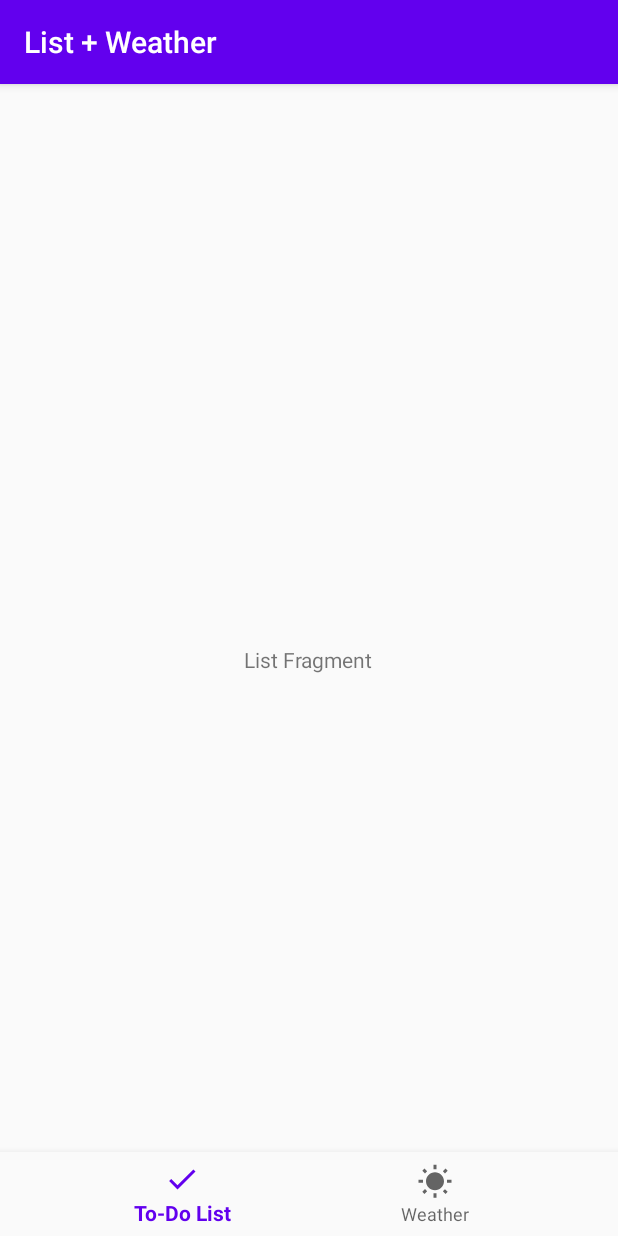
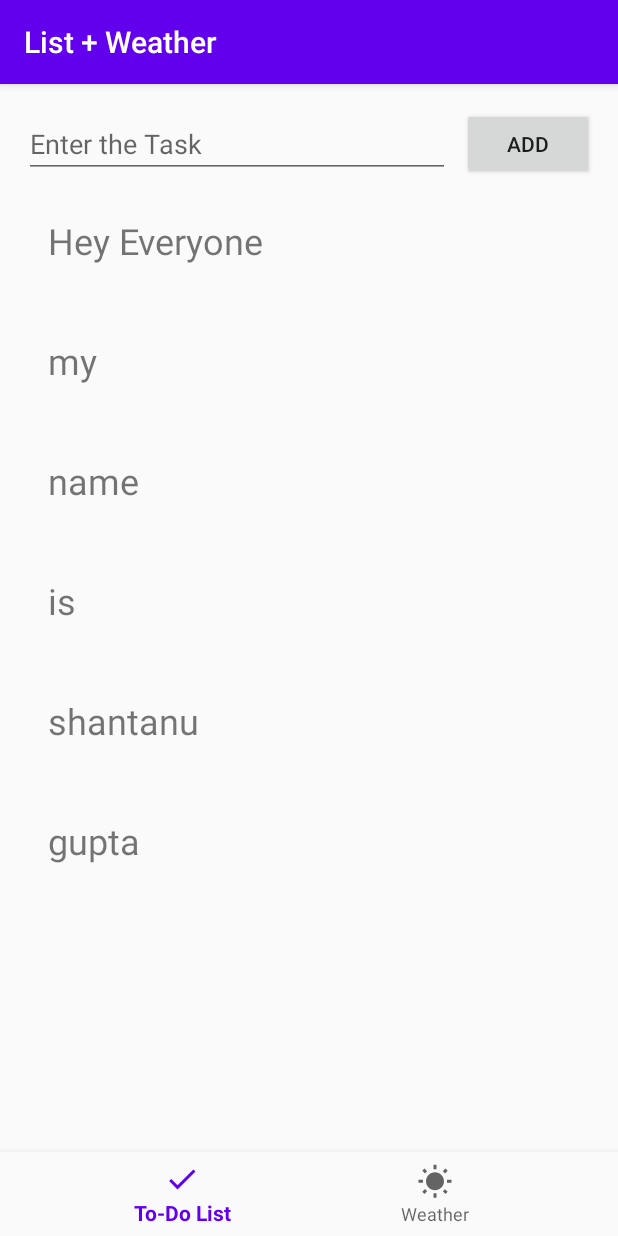
Before and after one commit to GuptaShantanu6/To-Do-List-Weather-Application, an Android app: the screen it shows after launch (MainActivity), on a phone screen of 412 x 824 dp. Run offline under Robolectric (Android 15) with nearby library versions, the light colour scheme and no system bars.

Commit message:
RecyclerView + Fragment for Recycler View

```diff
--- a/app/build.gradle
+++ b/app/build.gradle
@@ -38,4 +38,7 @@ dependencies {
     //bottom nav bar dependency
     implementation 'com.google.android.material:material:1.2.1'
 
+    //recycler view dependency
+    implementation 'androidx.recyclerview:recyclerview:1.1.0'
+
 }
--- a/app/src/main/java/com/example/listweather/MainActivity.kt
+++ b/app/src/main/java/com/example/listweather/MainActivity.kt
@@ -15,7 +15,7 @@ class MainActivity : AppCompatActivity() {
 
         val listfragment = ListFragment()
         val weatherFragment = WeatherFragment()
-        val infofragment = InfoFragment()
+//        val infofragment = InfoFragment()
 
         makeCurrentFragment(listfragment)
 
--- a/app/src/main/java/com/example/listweather/fragments/ListFragment.kt
+++ b/app/src/main/java/com/example/listweather/fragments/ListFragment.kt
@@ -5,7 +5,11 @@ import androidx.fragment.app.Fragment
 import android.view.LayoutInflater
 import android.view.View
 import android.view.ViewGroup
+import android.widget.Button
+import androidx.recyclerview.widget.LinearLayoutManager
+import androidx.recyclerview.widget.RecyclerView
 import com.example.listweather.R
+import kotlinx.android.synthetic.main.fragment_list.*
 
 class ListFragment : Fragment() {
 
@@ -14,7 +18,38 @@ class ListFragment : Fragment() {
         savedInstanceState: Bundle?
     ): View? {
         // Inflate the layout for this fragment
-        return inflater.inflate(R.layout.fragment_list, container, false)
+        val x : View = inflater.inflate(R.layout.fragment_list,container,false)
+//        return inflater.inflate(R.layout.fragment_list, container, false)
+
+        var todoList = mutableListOf(
+            ToDo("Hey Everyone"),
+            ToDo("my"),
+            ToDo("name"),
+            ToDo("is"),
+            ToDo("shantanu"),
+            ToDo("gupta"),
+            ToDo("Hey !"),
+            ToDo("1"),
+            ToDo("2"),
+            ToDo("@")
+        )
+
+        val recycleViewId = x.findViewById<View>(R.id.recycleViewId) as RecyclerView
+
+        val adapter = ToDoAdapter(todoList)
+        recycleViewId.adapter = adapter
+        recycleViewId.layoutManager = LinearLayoutManager(this.context)
+
+        val addButton : Button = x.findViewById<Button>(R.id.addButton)
+
+        addButton.setOnClickListener {
+            val title = inputTask.text.toString()
+            val todo = ToDo(title)
+            todoList.add(todo)
+            adapter.notifyItemInserted(todoList.size-1)
+        }
+
+        return x
     }
 
 }
--- /dev/null
+++ b/app/src/main/java/com/example/listweather/fragments/ToDo.kt
@@ -0,0 +1,5 @@
+package com.example.listweather.fragments
+
+data class ToDo (
+    val title : String
+)
--- /dev/null
+++ b/app/src/main/java/com/example/listweather/fragments/ToDoAdapter.kt
@@ -0,0 +1,30 @@
+package com.example.listweather.fragments
+
+import android.view.LayoutInflater
+import android.view.View
+import android.view.ViewGroup
+import androidx.recyclerview.widget.RecyclerView
+import com.example.listweather.R
+import kotlinx.android.synthetic.main.item_todo.view.*
+
+class ToDoAdapter(
+    var todos : List<ToDo>
+) : RecyclerView.Adapter<ToDoAdapter.ToDoViewHolder>() {
+
+    inner class ToDoViewHolder(itemView : View) : RecyclerView.ViewHolder(itemView)
+
+    override fun onCreateViewHolder(parent: ViewGroup, viewType: Int): ToDoViewHolder {
+        val view = LayoutInflater.from(parent.context).inflate(R.layout.item_todo,parent,false)
+        return ToDoViewHolder(view)
+    }
+
+    override fun onBindViewHolder(holder: ToDoViewHolder, position: Int) {
+        holder.itemView.apply {
+            tvTitle.text = todos[position].title
+        }
+    }
+
+    override fun getItemCount(): Int {
+        return todos.size
+    }
+}
--- a/app/src/main/res/layout/fragment_list.xml
+++ b/app/src/main/res/layout/fragment_list.xml
@@ -1,19 +1,94 @@
 <?xml version="1.0" encoding="utf-8"?>
-<FrameLayout xmlns:android="http://schemas.android.com/apk/res/android"
+<androidx.constraintlayout.widget.ConstraintLayout xmlns:android="http://schemas.android.com/apk/res/android"
+    xmlns:app="http://schemas.android.com/apk/res-auto"
     xmlns:tools="http://schemas.android.com/tools"
     android:layout_width="match_parent"
     android:layout_height="match_parent"
+    android:padding="16dp"
     tools:context=".fragments.ListFragment">
 
-    <RelativeLayout
+    <!--        app:layout_constraintBottom_toTopOf="@+id/inputTask"-->
+    <!--        app:layout_constraintEnd_toEndOf="parent"-->
+    <!--        app:layout_constraintStart_toStartOf="parent"-->
+    <!--        app:layout_constraintTop_toTopOf="parent"-->
+    <!--        />-->
+
+    <!--        app:layout_constraintBottom_toBottomOf="parent"-->
+    <!--        app:layout_constraintEnd_toStartOf="@+id/addButton"-->
+    <!--        app:layout_constraintStart_toStartOf="parent"-->
+    <!--        android:padding="14dp"-->
+    <!--        android:digits="ABCDEFGHIJKLMNOPQRSTUVWXYZabcdefghijklmnopqrstuvwxyz1234567890"-->
+    <!--        android:inputType="textFilter"/>-->
+
+    <androidx.recyclerview.widget.RecyclerView
+        android:id="@+id/recycleViewId"
         android:layout_width="match_parent"
-        android:layout_height="match_parent">
+        android:layout_height="0dp"
+        app:layout_constraintBottom_toTopOf="@+id/guideline"
+        app:layout_constraintEnd_toEndOf="parent"
+        app:layout_constraintStart_toStartOf="parent"
+        app:layout_constraintTop_toBottomOf="@+id/inputTask" />
 
-        <TextView
-            android:layout_width="wrap_content"
-            android:layout_height="wrap_content"
-            android:text="@string/list_fragment"
-            android:layout_centerInParent="true"/>
-    </RelativeLayout>
+    <EditText
+        android:id="@+id/inputTask"
+        android:layout_width="0dp"
+        android:layout_height="wrap_content"
+        android:layout_marginEnd="8dp"
+        android:hint="@string/enter_the_task"
+        android:inputType=""
+        app:layout_constraintEnd_toStartOf="@+id/addButton"
+        app:layout_constraintStart_toStartOf="parent"
+        app:layout_constraintTop_toTopOf="parent"
+        app:layout_constraintBottom_toTopOf="@id/recycleViewId"/>
 
-</FrameLayout>
+    <Button
+        android:id="@+id/addButton"
+        android:layout_width="wrap_content"
+        android:layout_height="wrap_content"
+        android:text="@string/add"
+        app:layout_constraintEnd_toEndOf="parent"
+        app:layout_constraintTop_toTopOf="parent"
+        app:layout_constraintStart_toEndOf="@id/inputTask"
+        app:layout_constraintBottom_toTopOf="@id/recycleViewId"/>
+
+    <androidx.constraintlayout.widget.Guideline
+        android:id="@+id/guideline"
+        android:layout_width="wrap_content"
+        android:layout_height="wrap_content"
+        android:orientation="horizontal"
+        app:layout_constraintGuide_begin="550dp" />
+
+
+    <!--    <Button-->
+    <!--        android:id="@+id/addButton"-->
+    <!--        android:layout_width="wrap_content"-->
+    <!--        android:layout_height="wrap_content"-->
+    <!--        app:layout_constraintRight_toRightOf="parent"-->
+    <!--        app:layout_constraintBottom_toBottomOf="parent"-->
+    <!--        app:layout_constraintLeft_toRightOf="@id/inputTask"-->
+    <!--        app:layout_constraintTop_toBottomOf="@id/recycleViewId"-->
+    <!--        android:text="@string/add"/>-->
+
+    <!--    <EditText-->
+    <!--        android:id="@+id/inputTask"-->
+    <!--        android:layout_width="0dp"-->
+    <!--        android:layout_height="wrap_content"-->
+    <!--        app:layout_constraintBottom_toBottomOf="parent"-->
+    <!--        app:layout_constraintLeft_toLeftOf="parent"-->
+    <!--        app:layout_constraintRight_toLeftOf="@id/addButton"-->
+    <!--        app:layout_constraintTop_toBottomOf="@id/recycleViewId"-->
+    <!--        android:hint="@string/enter_the_task"-->
+    <!--        android:textAlignment="center"/>-->
+
+    <!--    <androidx.recyclerview.widget.RecyclerView-->
+    <!--        android:id="@+id/recycleViewId"-->
+    <!--        android:layout_width="match_parent"-->
+    <!--        android:layout_height="0dp"-->
+    <!--        app:layout_constraintTop_toTopOf="parent"-->
+    <!--        app:layout_constraintLeft_toLeftOf="parent"-->
+    <!--        app:layout_constraintRight_toRightOf="parent"-->
+    <!--        app:layout_constraintBottom_toTopOf="@id/inputTask"/>-->
+
+
+
+</androidx.constraintlayout.widget.ConstraintLayout>
--- /dev/null
+++ b/app/src/main/res/layout/item_todo.xml
@@ -0,0 +1,19 @@
+<?xml version="1.0" encoding="utf-8"?>
+<androidx.constraintlayout.widget.ConstraintLayout xmlns:android="http://schemas.android.com/apk/res/android"
+    android:layout_width="match_parent"
+    android:layout_height="80dp"
+    xmlns:app="http://schemas.android.com/apk/res-auto"
+    android:padding="16dp">
+
+    <TextView
+        android:id="@+id/tvTitle"
+        android:layout_width="0dp"
+        android:layout_height="wrap_content"
+        android:text="Title"
+        android:textSize="24sp"
+        app:layout_constraintLeft_toLeftOf="parent"
+        app:layout_constraintRight_toRightOf="parent"
+        app:layout_constraintTop_toTopOf="parent"
+        app:layout_constraintBottom_toBottomOf="parent"/>
+
+</androidx.constraintlayout.widget.ConstraintLayout>
--- a/app/src/main/res/values/strings.xml
+++ b/app/src/main/res/values/strings.xml
@@ -8,4 +8,6 @@
     <string name="list_fragment">List Fragment</string>
     <string name="weather_fragment">Weather Fragment</string>
     <string name="info_fragment">Info Fragment</string>
+    <string name="add">Add</string>
+    <string name="enter_the_task">Enter the Task</string>
 </resources>
```
